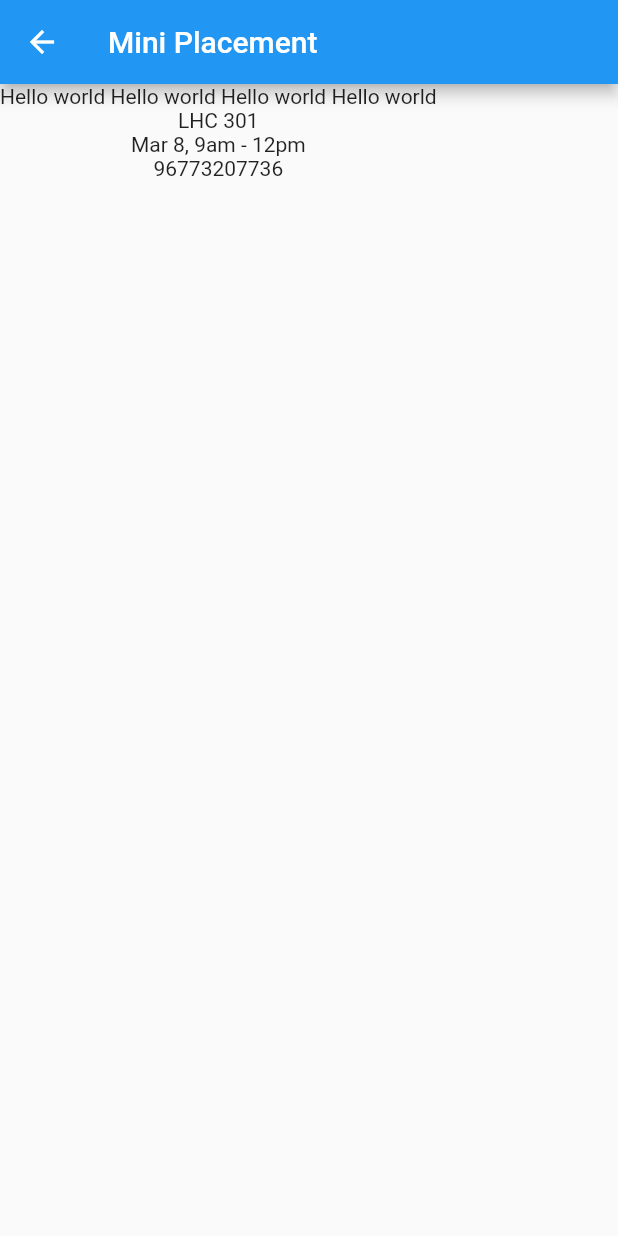
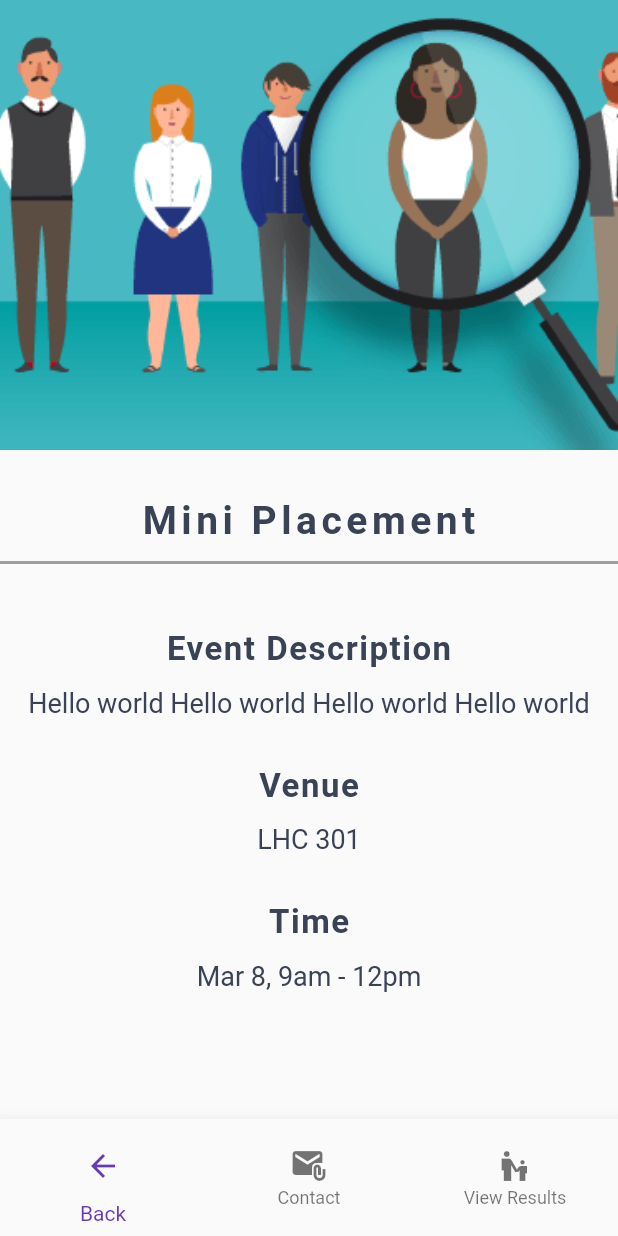
Before and after one commit to Ramyaaaaa/p19app, a Flutter app: the screen it shows after launch, after a tap on "Mini Placement", on a phone screen of 412 x 824 dp. Run offline on Flutter 3.47's test engine with Material 2 defaults, Android fonts, the phone set to English and light mode, and no system bars.

Commit message:
added image and bottom bar

```diff
--- a/lib/eventDetails.dart
+++ b/lib/eventDetails.dart
@@ -1,11 +1,14 @@
 import 'package:flutter/material.dart';
 import 'eventCard.dart';
+import 'package:url_launcher/url_launcher.dart';
 
 class EventDetails extends MaterialPageRoute {
   EventDetails(Event event)
-  : super(builder: (context) => new Details(
-    event: event,
-    ));
+      : super(
+            builder: (context) => new Details(
+                  event: event,
+              )
+            );
 
   @override
   Widget buildTransitions(BuildContext context, Animation<double> animation,
@@ -21,22 +24,138 @@ class Details extends StatelessWidget {
 
   @override
   Widget build(BuildContext context) {
+    final Content = Container(
+      height: MediaQuery.of(context).size.height,
+
+      width: MediaQuery.of(context).size.width,
+
+      // color: Theme.of(context).primaryColor,
+      // padding: EdgeInsets.all(10.0),
+
+      child:
+          SingleChildScrollView(
+          child:
+          Column(
+        children: <Widget>[
+
+          new Image(
+                    image: new AssetImage(event.image),
+                    fit: BoxFit.cover,
+                    height: 300.0,
+                    width: double.infinity,
+                  ),
+          Padding(padding: EdgeInsets.symmetric(vertical: 16.0)),
+          Text(event.title,
+              style: TextStyle(
+                  letterSpacing: 3,
+                  fontSize: 26.0,
+                  fontWeight: FontWeight.bold,
+                  color: Color.fromRGBO(58, 66, 86, 1.0))),
+          Padding(padding: EdgeInsets.symmetric(vertical: 6.0)),
+          Container(
+              decoration: new BoxDecoration(
+                  border: new Border.all(color: Colors.grey[500]))),
+          Padding(padding: EdgeInsets.symmetric(vertical: 22.0)),
+          Text("Event Description",
+
+              style: TextStyle(
+                letterSpacing: 1,
+
+                  fontSize: 22.0,
+                  fontWeight: FontWeight.bold,
+                  color: Color.fromRGBO(58, 66, 86, 1.0))),
+          Padding(padding: EdgeInsets.symmetric(vertical: 6.0)),
+          Text(event.description,
+              style: TextStyle(
+                  fontSize: 18.0, color: Color.fromRGBO(58, 66, 86, 1.0))),
+          Padding(padding: EdgeInsets.symmetric(vertical: 16.0)),
+          Text("Venue",
+              style: TextStyle(
+                letterSpacing: 1,
+                  // fontFamily: "Roboto",
+                  fontSize: 22.0,
+                  fontWeight: FontWeight.bold,
+                  color: Color.fromRGBO(58, 66, 86, 1.0))),
+          Padding(padding: EdgeInsets.symmetric(vertical: 6.0)),
+          Text(event.venue,
+              style: TextStyle(
+                  fontSize: 18.0, color: Color.fromRGBO(58, 66, 86, 1.0))),
+          Padding(padding: EdgeInsets.symmetric(vertical: 16.0)),
+          Text("Time",
+              style: TextStyle(
+                letterSpacing: 1,
+
+                  fontSize: 22.0,
+                  fontWeight: FontWeight.bold,
+                  color: Color.fromRGBO(58, 66, 86, 1.0))),
+          Padding(padding: EdgeInsets.symmetric(vertical: 6.0)),
+          Text(event.time,
+              style: TextStyle(
+                  fontSize: 18.0, color: Color.fromRGBO(58, 66, 86, 1.0))),
+        ],
+      )),
+    );
 
     return new Scaffold(
-      appBar: new AppBar(
-        title: new Text(event.title)
+      body: Hero(
+        tag: event.title,
+        child: NestedScrollView(
+          headerSliverBuilder: (BuildContext context, bool innerBoxIsScrolled) {
+            return <Widget>[
+              // SliverAppBar(
+              //   expandedHeight: 200.0,
+              //   floating: false,
+              //   pinned: true,
+              //   flexibleSpace: FlexibleSpaceBar(
+              //     centerTitle: true,
+              //     title: Text(event.title,
+              //         style: TextStyle(
+              //           color: Colors.black,
+              //           fontSize: 16.0,
+              //         )),
+                  // background: new Image(
+                  //   image: new AssetImage(event.image),
+                  //   fit: BoxFit.cover,
+                  //   height: 300.0,
+                  //   width: double.infinity,
+                  // ),
+                // ),
+              // ),
+            ];
+          },
+          body:
+            Content,
+          ),
+
       ),
-      body: Hero(
-        tag : event.title,
-        child:
-        Column(children: <Widget>[
-          Text(event.description),
-          Text(event.venue),
-          Text(event.time),
-          Text(event.contact),
-        ],),
+      bottomNavigationBar: BottomNavigationBar(
+        items: <BottomNavigationBarItem>[
+          BottomNavigationBarItem(icon: BackButton(), title: Text('Back')),
 
-    ));
+          BottomNavigationBarItem(
+              icon: new Icon(IconData(0xe0b0, fontFamily: 'MaterialIcons')),
+              title: Text('Contact')),
+          BottomNavigationBarItem(
+              icon: Icon(new IconData(59702, fontFamily: 'MaterialIcons')),
+              title: Text('View Results')),
+        ],
+        fixedColor: Colors.deepPurple,
+        onTap: _bottomBar,
+      ),
+    );
 
+
+  }
+
+  void _bottomBar(index) async {
+    print("Index " + index);
+    if (index == 0) {
+      String contact = event.contact;
+      if (await canLaunch( contact)) {
+        await launch(contact);
+      } else if(index == 1){
+        //results page
+      }
+    }
+  }
 }
-}
--- a/pubspec.yaml
+++ b/pubspec.yaml
@@ -19,6 +19,9 @@ dependencies:
   # The following adds the Cupertino Icons font to your application.
   # Use with the CupertinoIcons class for iOS style icons.
   cupertino_icons: ^0.1.2
+  url_launcher: '>=0.1.2'
+  http: ^0.12.0+1
+
 
 dev_dependencies:
   flutter_test:
```
